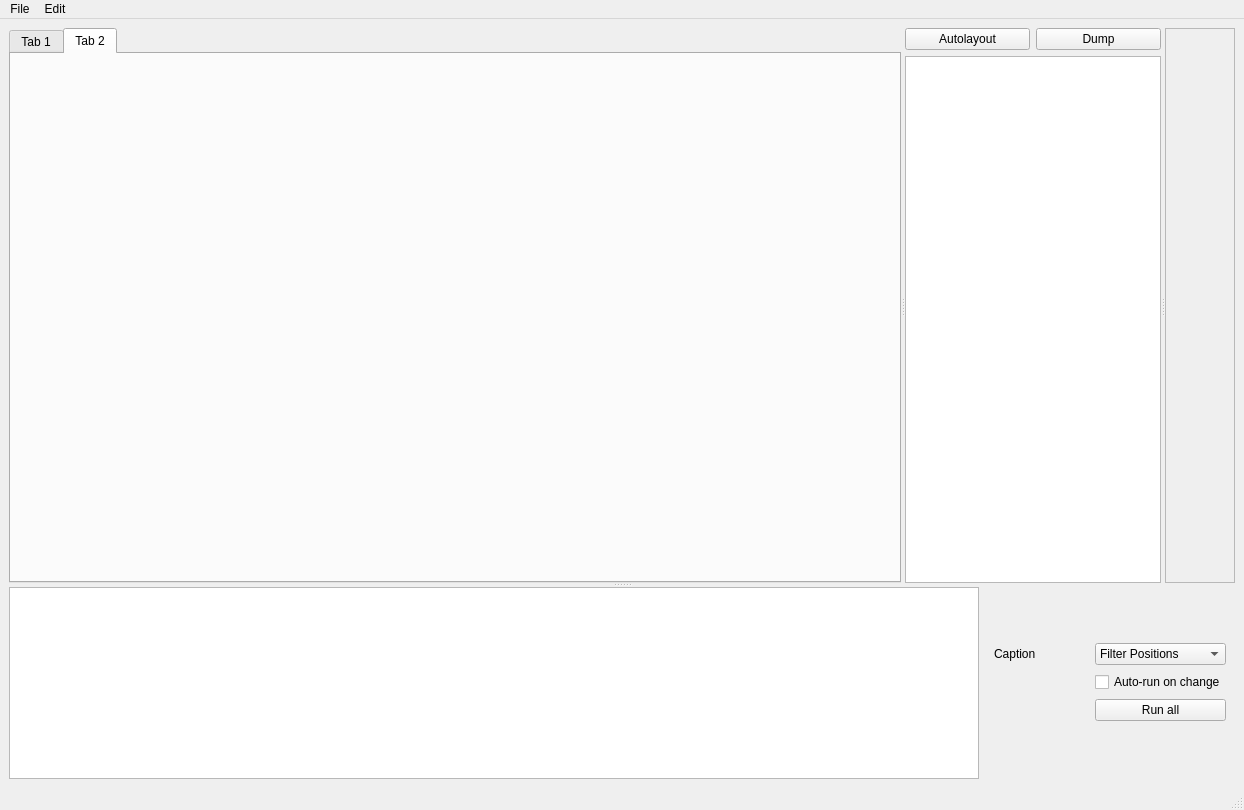
Old version of the form assets/main.ui in the repository AU-ExoMars/PCOT.
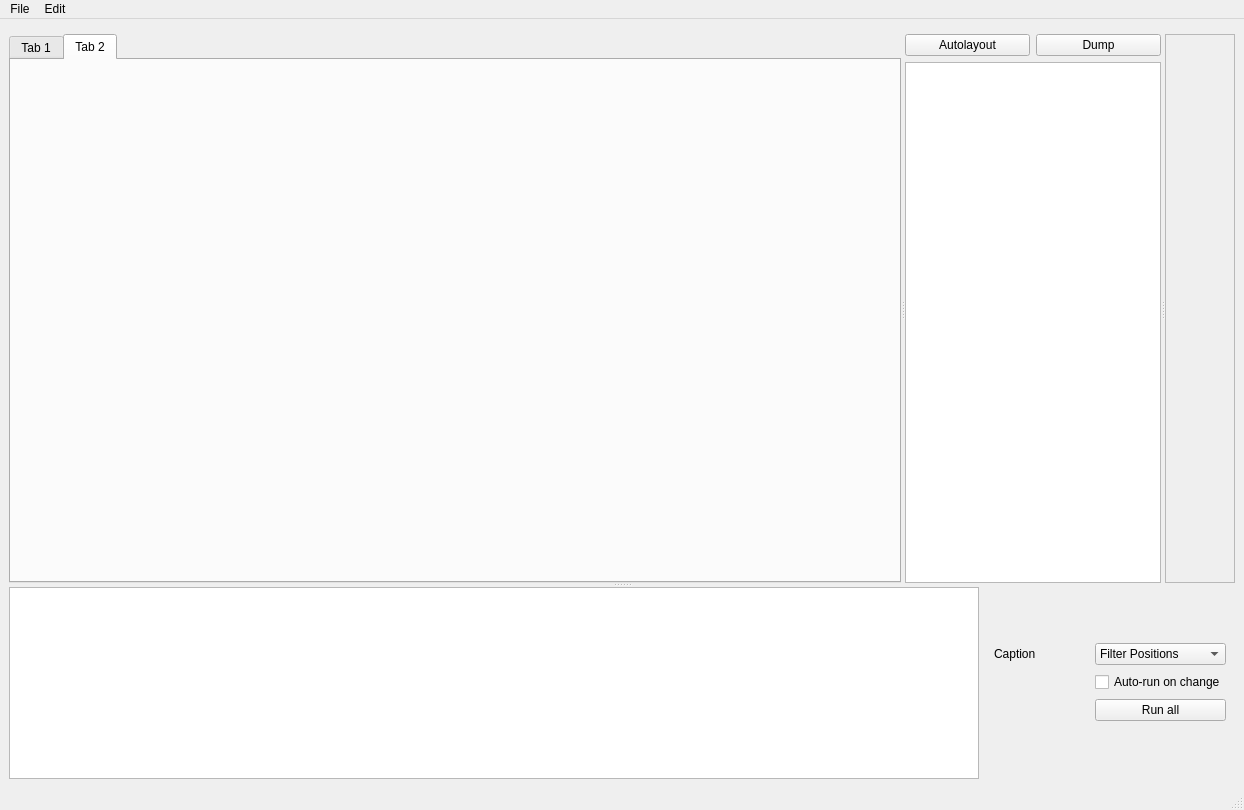
New version of the form. Custom widgets are drawn as their Qt base class.

What changed in the file:
```diff
--- a/assets/main.ui
+++ b/assets/main.ui
@@ -24,7 +24,7 @@
     </sizepolicy>
    </property>
    <layout class="QGridLayout" name="gridLayout">
-    <item row="0" column="1">
+    <item row="1" column="1">
      <widget class="QSplitter" name="mainSplit">
       <property name="orientation">
        <enum>Qt::Vertical</enum>
@@ -132,7 +132,7 @@
            <x>0</x>
            <y>0</y>
            <width>69</width>
-           <height>534</height>
+           <height>518</height>
           </rect>
          </property>
         </widget>
@@ -244,6 +244,9 @@
       </widget>
      </widget>
     </item>
+    <item row="0" column="1">
+     <widget class="QWidget" name="inputSelectorFrame" native="true"/>
+    </item>
    </layout>
   </widget>
   <widget class="QMenuBar" name="menubar">
```
